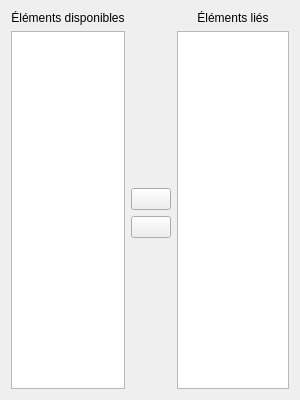
First picture: the form in sources/ui/masterpropertieswidget.ui, repository qelectrotech/qelectrotech-source-mirror, before the edit.
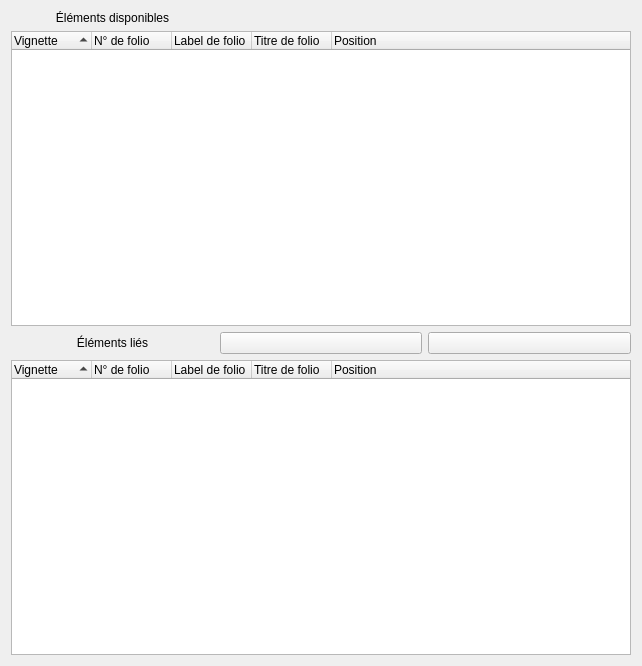
Second picture: the form after the edit. Icons and pictures are not drawn.

Commit message: Add variable %F in the widget used to link master element. Revamp the widget : replace QListWidget by QTreeWidget

Patch:
```diff
--- a/sources/ui/masterpropertieswidget.ui
+++ b/sources/ui/masterpropertieswidget.ui
@@ -6,8 +6,8 @@
    <rect>
     <x>0</x>
     <y>0</y>
-    <width>300</width>
-    <height>400</height>
+    <width>642</width>
+    <height>666</height>
    </rect>
   </property>
   <property name="minimumSize">
@@ -19,24 +19,149 @@
   <property name="windowTitle">
    <string>Form</string>
   </property>
-  <layout class="QGridLayout" name="gridLayout_2">
-   <item row="1" column="1" rowspan="5">
-    <widget class="QListWidget" name="free_list"/>
+  <layout class="QGridLayout" name="gridLayout">
+   <item row="2" column="2">
+    <widget class="QLabel" name="label_2">
+     <property name="frameShape">
+      <enum>QFrame::NoFrame</enum>
+     </property>
+     <property name="frameShadow">
+      <enum>QFrame::Plain</enum>
+     </property>
+     <property name="text">
+      <string>Éléments liés</string>
+     </property>
+     <property name="scaledContents">
+      <bool>false</bool>
+     </property>
+     <property name="alignment">
+      <set>Qt::AlignCenter</set>
+     </property>
+    </widget>
    </item>
-   <item row="5" column="2">
-    <spacer name="verticalSpacer_2">
-     <property name="orientation">
-      <enum>Qt::Vertical</enum>
+   <item row="3" column="2" colspan="3">
+    <widget class="QTreeWidget" name="m_link_tree_widget">
+     <property name="frameShape">
+      <enum>QFrame::StyledPanel</enum>
      </property>
-     <property name="sizeHint" stdset="0">
+     <property name="showDropIndicator" stdset="0">
+      <bool>false</bool>
+     </property>
+     <property name="iconSize">
       <size>
-       <width>20</width>
-       <height>40</height>
+       <width>32</width>
+       <height>32</height>
       </size>
      </property>
-    </spacer>
+     <property name="uniformRowHeights">
+      <bool>true</bool>
+     </property>
+     <property name="sortingEnabled">
+      <bool>true</bool>
+     </property>
+     <attribute name="headerDefaultSectionSize">
+      <number>80</number>
+     </attribute>
+     <attribute name="headerStretchLastSection">
+      <bool>true</bool>
+     </attribute>
+     <column>
+      <property name="text">
+       <string>Vignette</string>
+      </property>
+     </column>
+     <column>
+      <property name="text">
+       <string>N° de folio</string>
+      </property>
+     </column>
+     <column>
+      <property name="text">
+       <string>Label de folio</string>
+      </property>
+     </column>
+     <column>
+      <property name="text">
+       <string>Titre de folio</string>
+      </property>
+     </column>
+     <column>
+      <property name="text">
+       <string>Position</string>
+      </property>
+     </column>
+    </widget>
    </item>
-   <item row="4" column="2">
+   <item row="1" column="2" colspan="3">
+    <widget class="QTreeWidget" name="m_free_tree_widget">
+     <property name="showDropIndicator" stdset="0">
+      <bool>false</bool>
+     </property>
+     <property name="iconSize">
+      <size>
+       <width>32</width>
+       <height>32</height>
+      </size>
+     </property>
+     <property name="uniformRowHeights">
+      <bool>true</bool>
+     </property>
+     <property name="sortingEnabled">
+      <bool>true</bool>
+     </property>
+     <property name="wordWrap">
+      <bool>false</bool>
+     </property>
+     <attribute name="headerVisible">
+      <bool>true</bool>
+     </attribute>
+     <attribute name="headerCascadingSectionResizes">
+      <bool>false</bool>
+     </attribute>
+     <attribute name="headerDefaultSectionSize">
+      <number>80</number>
+     </attribute>
+     <attribute name="headerStretchLastSection">
+      <bool>true</bool>
+     </attribute>
+     <column>
+      <property name="text">
+       <string>Vignette</string>
+      </property>
+     </column>
+     <column>
+      <property name="text">
+       <string>N° de folio</string>
+      </property>
+     </column>
+     <column>
+      <property name="text">
+       <string>Label de folio</string>
+      </property>
+     </column>
+     <column>
+      <property name="text">
+       <string>Titre de folio</string>
+      </property>
+     </column>
+     <column>
+      <property name="text">
+       <string>Position</string>
+      </property>
+     </column>
+    </widget>
+   </item>
+   <item row="0" column="2">
+    <widget class="QLabel" name="label">
+     <property name="text">
+      <string>Éléments disponibles</string>
+     </property>
+     <property name="alignment">
+      <set>Qt::AlignCenter</set>
+     </property>
+    </widget>
+   </item>
+   <item row="2" column="3">
     <widget class="QPushButton" name="unlink_button">
      <property name="toolTip">
       <string>Délier l'élément séléctionné</string>
@@ -50,10 +175,7 @@
      </property>
     </widget>
    </item>
-   <item row="1" column="3" rowspan="5">
-    <widget class="QListWidget" name="linked_list"/>
-   </item>
-   <item row="3" column="2">
+   <item row="2" column="4">
     <widget class="QPushButton" name="link_button">
      <property name="toolTip">
       <string>Lier l'élément séléctionné</string>
@@ -67,39 +189,6 @@
      </property>
     </widget>
    </item>
-   <item row="0" column="1">
-    <widget class="QLabel" name="label">
-     <property name="text">
-      <string>Éléments disponibles</string>
-     </property>
-     <property name="alignment">
-      <set>Qt::AlignCenter</set>
-     </property>
-    </widget>
-   </item>
-   <item row="0" column="3">
-    <widget class="QLabel" name="label_2">
-     <property name="text">
-      <string>Éléments liés</string>
-     </property>
-     <property name="alignment">
-      <set>Qt::AlignCenter</set>
-     </property>
-    </widget>
-   </item>
-   <item row="1" column="2">
-    <spacer name="verticalSpacer">
-     <property name="orientation">
-      <enum>Qt::Vertical</enum>
-     </property>
-     <property name="sizeHint" stdset="0">
-      <size>
-       <width>20</width>
-       <height>40</height>
-      </size>
-     </property>
-    </spacer>
-   </item>
   </layout>
  </widget>
  <resources>
```
Left out of the diff: 4 changed lines with no effect on the pictures. The commit also changes 2 other files.
